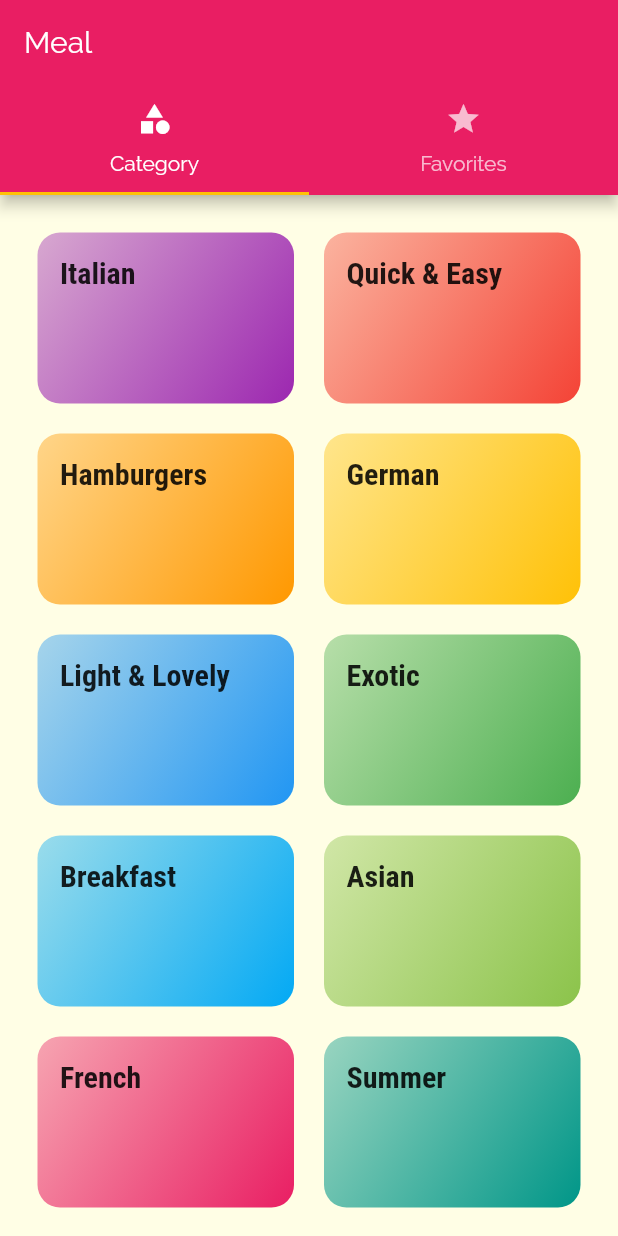
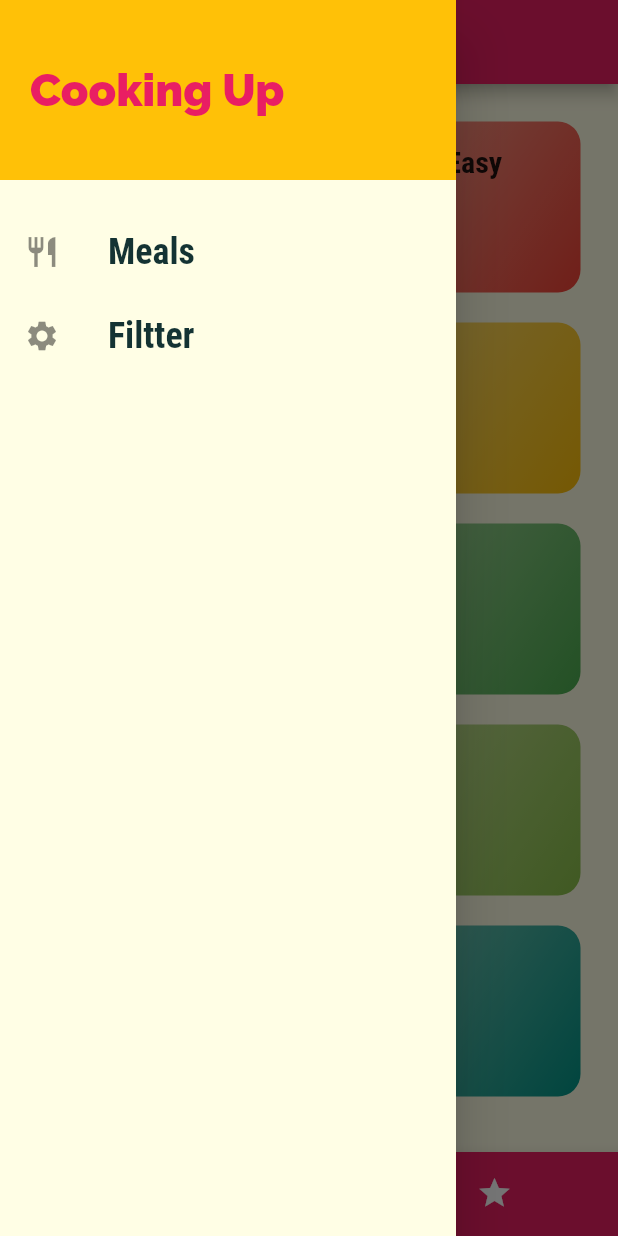
Before and after one commit to sadid369/meals_app, a Flutter app: the screen it shows after launch, with the side drawer open (before the commit the screen has no drawer), on a phone screen of 412 x 824 dp. Run offline on Flutter 3.47's test engine with Material 2 defaults, Android fonts, the phone set to English and light mode, and no system bars.

Commit message:
day 4 completed

```diff
--- a/lib/category_item.dart
+++ b/lib/category_item.dart
@@ -6,6 +6,7 @@ class CategoryItem extends StatelessWidget {
   final String title;
   final Color color;
   CategoryItem({this.color, this.title, this.id});
+
   void selecetCategory(BuildContext ctx) {
     Navigator.of(ctx).pushNamed(
       CategoryMealsScreen.routeName,
--- a/lib/main.dart
+++ b/lib/main.dart
@@ -1,6 +1,7 @@
 import 'package:flutter/cupertino.dart';
 import 'package:flutter/material.dart';
 import 'package:meals_app/category_meals_screen.dart';
+import 'package:meals_app/filters_screen.dart';
 import 'package:meals_app/meal_detail_screen.dart';
 import 'package:meals_app/categories_screen.dart';
 import 'package:meals_app/tabs_screen.dart';
@@ -31,10 +32,12 @@ class MyApp extends StatelessWidget {
               ),
             ),
       ),
-      home: TabsScreen(),
+      //home: TabsScreen(),
       routes: {
+        '/': (ctx) => TabsScreen(),
         CategoryMealsScreen.routeName: (ctx) => CategoryMealsScreen(),
         MealDetailScreen.routeName: (ctx) => MealDetailScreen(),
+        FilterScreen.routeName: (ctx) => FilterScreen(),
       },
       onUnknownRoute: (setting) {
         return MaterialPageRoute(
--- /dev/null
+++ b/lib/main_drawer.dart
@@ -0,0 +1,63 @@
+import 'package:flutter/material.dart';
+import 'package:meals_app/filters_screen.dart';
+
+class MainDrawer extends StatelessWidget {
+  Widget buildListTile(String title, IconData icon, Function tapHandeler) {
+    return ListTile(
+      leading: Icon(
+        icon,
+        size: 24,
+      ),
+      title: Text(
+        title,
+        style: TextStyle(
+            fontSize: 24,
+            fontWeight: FontWeight.bold,
+            fontFamily: 'RobotoCondensed'),
+      ),
+      onTap: tapHandeler,
+    );
+  }
+
+  @override
+  Widget build(BuildContext context) {
+    return Drawer(
+      child: Column(
+        children: [
+          Container(
+            height: 120,
+            width: double.infinity,
+            padding: EdgeInsets.all(20),
+            alignment: Alignment.centerLeft,
+            color: Theme.of(context).accentColor,
+            child: Text(
+              'Cooking Up',
+              style: TextStyle(
+                  fontWeight: FontWeight.w900,
+                  fontSize: 30,
+                  color: Theme.of(context).primaryColor),
+            ),
+          ),
+          SizedBox(
+            height: 20,
+          ),
+          buildListTile(
+            'Meals',
+            Icons.restaurant,
+            () {
+              Navigator.of(context).pushReplacementNamed('/');
+            },
+          ),
+          buildListTile(
+            'Filtter',
+            Icons.settings,
+            () {
+              Navigator.of(context)
+                  .pushReplacementNamed(FilterScreen.routeName);
+            },
+          ),
+        ],
+      ),
+    );
+  }
+}
--- a/lib/meal_detail_screen.dart
+++ b/lib/meal_detail_screen.dart
@@ -83,6 +83,12 @@ class MealDetailScreen extends StatelessWidget {
           ],
         ),
       ),
+      floatingActionButton: FloatingActionButton(
+        child: Icon(Icons.delete),
+        onPressed: () {
+          Navigator.of(context).pop(mealId);
+        },
+      ),
     );
   }
 }
--- a/lib/tabs_screen.dart
+++ b/lib/tabs_screen.dart
@@ -1,6 +1,7 @@
 import 'package:flutter/material.dart';
 import 'package:meals_app/categories_screen.dart';
 import 'package:meals_app/favorites_screen.dart';
+import 'package:meals_app/main_drawer.dart';
 
 class TabsScreen extends StatefulWidget {
   @override
@@ -8,32 +9,50 @@ class TabsScreen extends StatefulWidget {
 }
 
 class _TabsScreenState extends State<TabsScreen> {
+  final List<Map<String, Object>> _pages = [
+    {
+      'page': CategoriesScreen(),
+      'title': 'Categories',
+    },
+    {
+      'page': FavoritesScreen(),
+      'title': 'Your Favorites',
+    }
+  ];
+  int _selectedPageIndex = 0;
+
+  void _selectPage(int index) {
+    setState(() {
+      _selectedPageIndex = index;
+    });
+  }
+
   @override
   Widget build(BuildContext context) {
-    return DefaultTabController(
-      initialIndex: 0,
-      length: 2,
-      child: Scaffold(
-        appBar: AppBar(
-          title: Text('Meal'),
-          bottom: TabBar(
-            tabs: [
-              Tab(
-                icon: Icon(Icons.category),
-                text: 'Category',
-              ),
-              Tab(
-                icon: Icon(
-                  Icons.star,
-                ),
-                text: 'Favorites',
-              ),
-            ],
-          ),
-        ),
-        body: TabBarView(
-          children: [CategoriesScreen(), FavoritesScreen()],
-        ),
+    return Scaffold(
+      appBar: AppBar(
+        title: Text(_pages[_selectedPageIndex]['title']),
+      ),
+      drawer: MainDrawer(),
+      body: _pages[_selectedPageIndex]['page'],
+      bottomNavigationBar: BottomNavigationBar(
+        onTap: _selectPage,
+        backgroundColor: Theme.of(context).primaryColor,
+        unselectedItemColor: Colors.white,
+        selectedItemColor: Theme.of(context).accentColor,
+        currentIndex: _selectedPageIndex,
+        type: BottomNavigationBarType.shifting,
+        items: [
+          BottomNavigationBarItem(
+              backgroundColor: Theme.of(context).primaryColor,
+              icon: Icon(Icons.category),
+              title: Text('Categories')),
+          BottomNavigationBarItem(
+            backgroundColor: Theme.of(context).primaryColor,
+            icon: Icon(Icons.star),
+            title: Text('Favorites'),
+          )
+        ],
       ),
     );
   }
```
Also changed, not shown: lib/category_meals_screen.dart (+43 -18 lines), lib/filters_screen.dart (added, +18 -0 lines), lib/meal_item.dart (+17 -8 lines).
